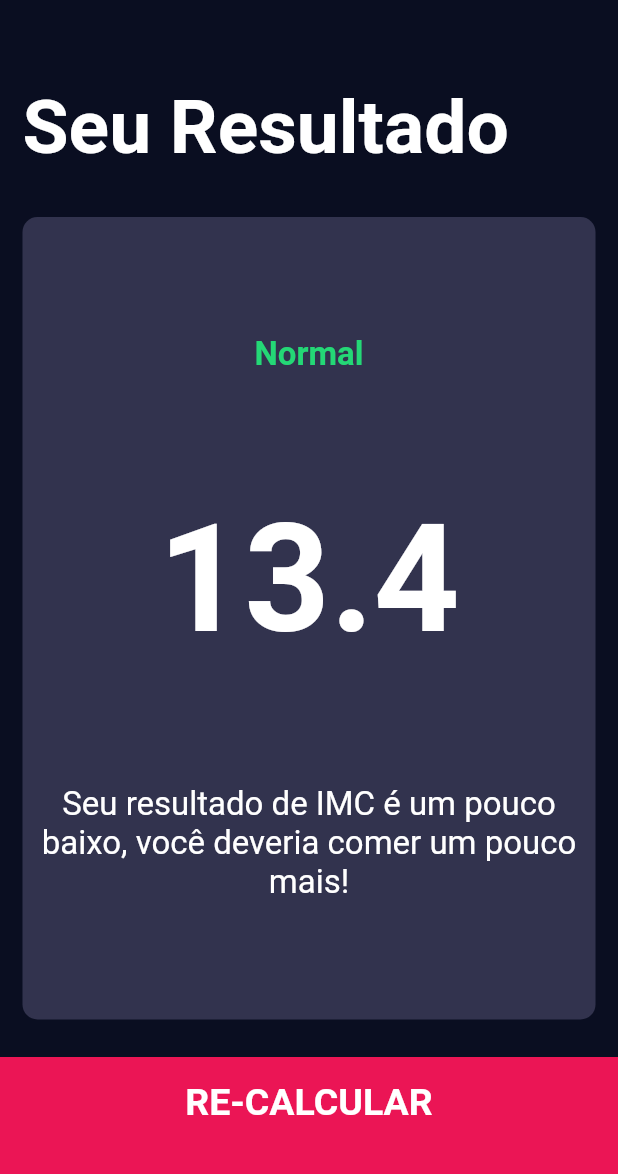
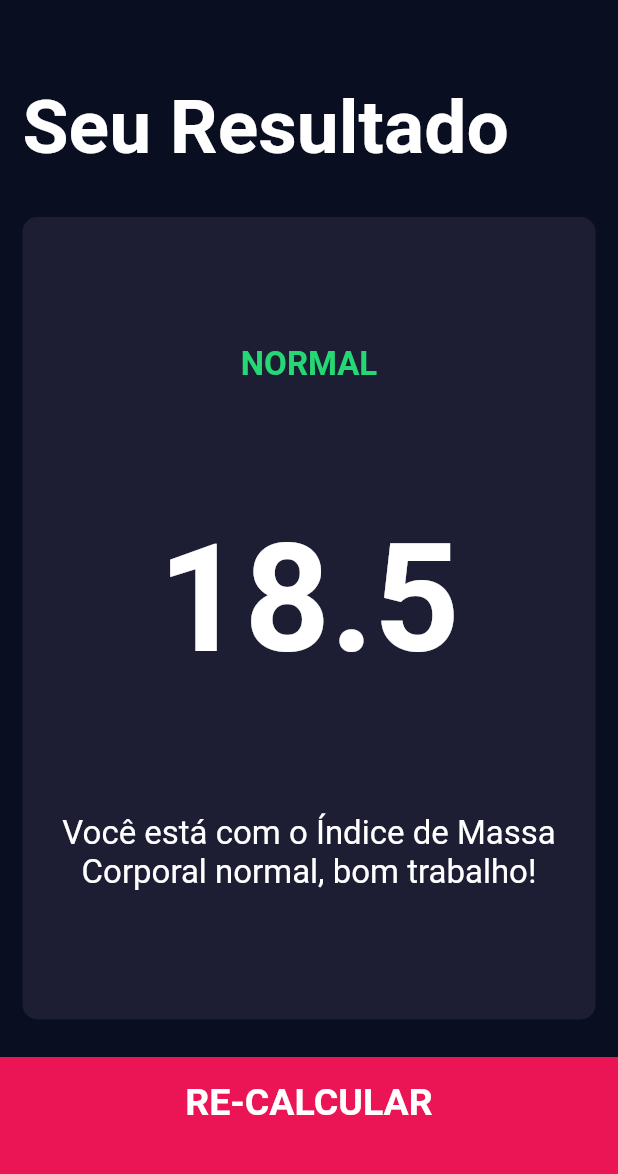
Before and after one commit to joaopaulozorek/calculadora-imc, a Flutter app: the screen it shows after launch, after a tap on "CALCULAR", on a phone screen of 412 x 824 dp, the part 59-1233 px from its top. Run offline on Flutter 3.47's test engine with Material 2 defaults, Android fonts, the phone set to English and light mode, and no system bars; our stand-ins replace font_awesome_flutter.

Commit message:
Adicionado o calculo de IMC e exibindo os dados na tela de resultado

```diff
--- /dev/null
+++ b/lib/calculator_brain.dart
@@ -0,0 +1,35 @@
+import 'dart:math';
+
+class CalculatorBrain {
+  CalculatorBrain({this.height, this.weight});
+
+  final int height;
+  final int weight;
+
+  double _bmi;
+
+  String calculateBMI() {
+    _bmi = weight / pow(height / 100, 2);
+    return _bmi.toStringAsFixed(1);
+  }
+
+  String getResult() {
+    if (_bmi >= 25) {
+      return 'Acima do peso';
+    } else if (_bmi > 18) {
+      return 'Normal';
+    } else {
+      return 'Abaixo do peso';
+    }
+  }
+
+  String getInterpretation() {
+    if (_bmi >= 25) {
+      return 'Você está com o Índice de Massa Corporal acima do indicado, tente se exercitar mais!';
+    } else if (_bmi > 18) {
+      return 'Você está com o Índice de Massa Corporal normal, bom trabalho!';
+    } else {
+      return 'Você está com o Índice de Massa Corporal abaixo do indicado, tente comer um pouco mais!';
+    }
+  }
+}
--- a/lib/screens/input_page.dart
+++ b/lib/screens/input_page.dart
@@ -6,6 +6,7 @@ import '../components/icon_content.dart';
 import '../constants.dart';
 import '../components/bottom_button.dart';
 import '../components/round_icon_button.dart';
+import 'package:calculadora_imc/calculator_brain.dart';
 
 enum Gender { male, female }
 
@@ -209,9 +210,18 @@ class _InputPageState extends State<InputPage> {
           BottomButton(
             buttonTitle: 'CALCULAR',
             onTap: () {
+              CalculatorBrain calc = CalculatorBrain(
+                height: height,
+                weight: weight,
+              );
               Navigator.push(
                 context,
-                MaterialPageRoute(builder: (context) => ResultsPage()),
+                MaterialPageRoute(
+                    builder: (context) => ResultsPage(
+                          bmiResult: calc.calculateBMI(),
+                          interpretation: calc.getInterpretation(),
+                          resultText: calc.getResult(),
+                        )),
               );
             },
           ),
--- a/lib/screens/results_page.dart
+++ b/lib/screens/results_page.dart
@@ -4,6 +4,13 @@ import 'package:calculadora_imc/components/reusable_card.dart';
 import 'package:flutter/material.dart';
 
 class ResultsPage extends StatelessWidget {
+  ResultsPage(
+      {@required this.bmiResult,
+      @required this.resultText,
+      @required this.interpretation});
+  final String bmiResult;
+  final String resultText;
+  final String interpretation;
   @override
   Widget build(BuildContext context) {
     return Scaffold(
@@ -29,21 +36,21 @@ class ResultsPage extends StatelessWidget {
           Expanded(
             flex: 5,
             child: ReusableCard(
-              colour: kActiveCardColour,
+              colour: kCardColour,
               cardChild: Column(
                 mainAxisAlignment: MainAxisAlignment.spaceEvenly,
                 crossAxisAlignment: CrossAxisAlignment.center,
                 children: [
                   Text(
-                    'Normal',
+                    resultText.toUpperCase(),
                     style: kResultTextStyle,
                   ),
                   Text(
-                    '13.4',
+                    bmiResult,
                     style: kBMITextStyle,
                   ),
                   Text(
-                    'Seu resultado de IMC é um pouco baixo, você deveria comer um pouco mais!',
+                    interpretation,
                     style: kBodyTextStyle,
                     textAlign: TextAlign.center,
                   )
```
